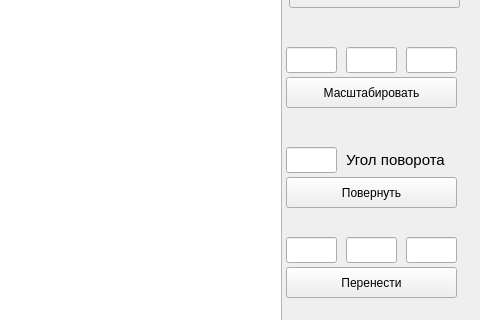
The window that firstLab/mainwindow.ui (apala4i/OOP) describes before a commit, drawn with Qt 5; both pictures show x 424 to 904 and y 103 to 423 of the 904 by 570 pixel window.
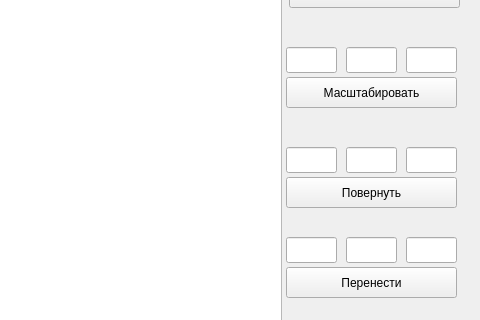
The same window after the commit.

```diff
--- a/firstLab/mainwindow.ui
+++ b/firstLab/mainwindow.ui
@@ -93,16 +93,6 @@
      </rect>
     </property>
    </widget>
-   <widget class="QLineEdit" name="lineEdit_7">
-    <property name="geometry">
-     <rect>
-      <x>710</x>
-      <y>250</y>
-      <width>51</width>
-      <height>26</height>
-     </rect>
-    </property>
-   </widget>
    <widget class="QPushButton" name="pushButton_5">
     <property name="geometry">
      <rect>
@@ -172,24 +162,6 @@
      <string>Отчистить холст</string>
     </property>
    </widget>
-   <widget class="QLabel" name="label">
-    <property name="geometry">
-     <rect>
-      <x>770</x>
-      <y>252</y>
-      <width>111</width>
-      <height>21</height>
-     </rect>
-    </property>
-    <property name="font">
-     <font>
-      <pointsize>11</pointsize>
-     </font>
-    </property>
-    <property name="text">
-     <string>Угол поворота</string>
-    </property>
-   </widget>
    <widget class="QLabel" name="label_2">
     <property name="geometry">
      <rect>
@@ -238,6 +210,36 @@
      </rect>
     </property>
    </widget>
+   <widget class="QLineEdit" name="lineEdit_7">
+    <property name="geometry">
+     <rect>
+      <x>710</x>
+      <y>250</y>
+      <width>51</width>
+      <height>26</height>
+     </rect>
+    </property>
+   </widget>
+   <widget class="QLineEdit" name="lineEdit_14">
+    <property name="geometry">
+     <rect>
+      <x>830</x>
+      <y>250</y>
+      <width>51</width>
+      <height>26</height>
+     </rect>
+    </property>
+   </widget>
+   <widget class="QLineEdit" name="lineEdit_15">
+    <property name="geometry">
+     <rect>
+      <x>770</x>
+      <y>250</y>
+      <width>51</width>
+      <height>26</height>
+     </rect>
+    </property>
+   </widget>
   </widget>
   <widget class="QMenuBar" name="menubar">
    <property name="geometry">
```
